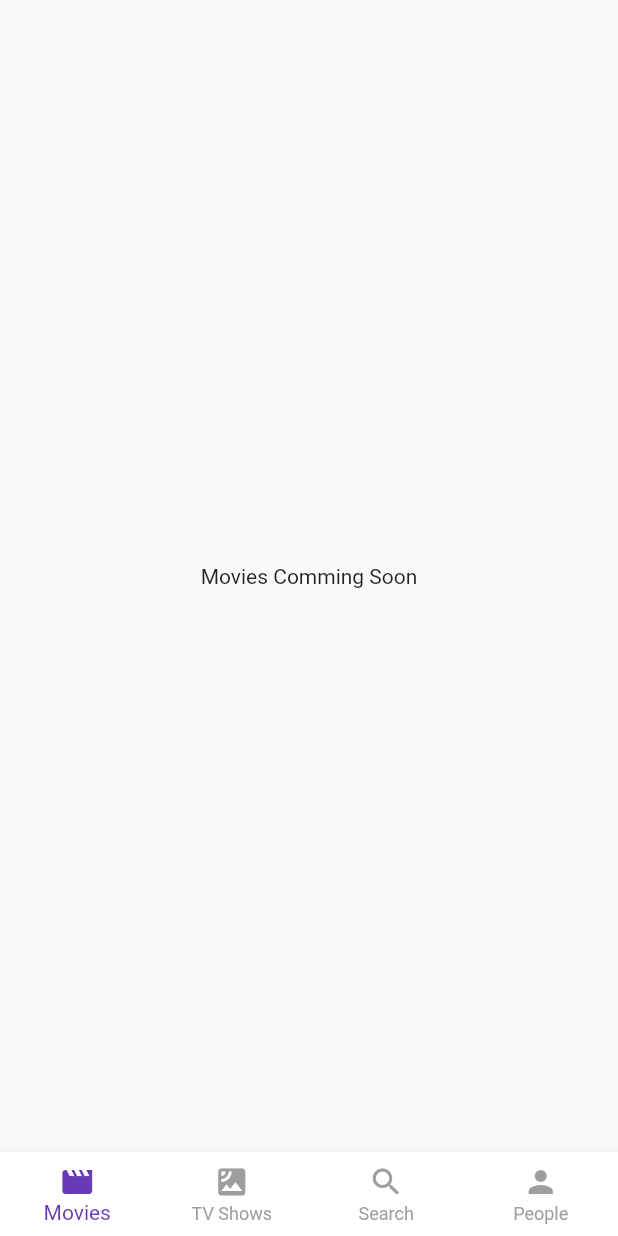
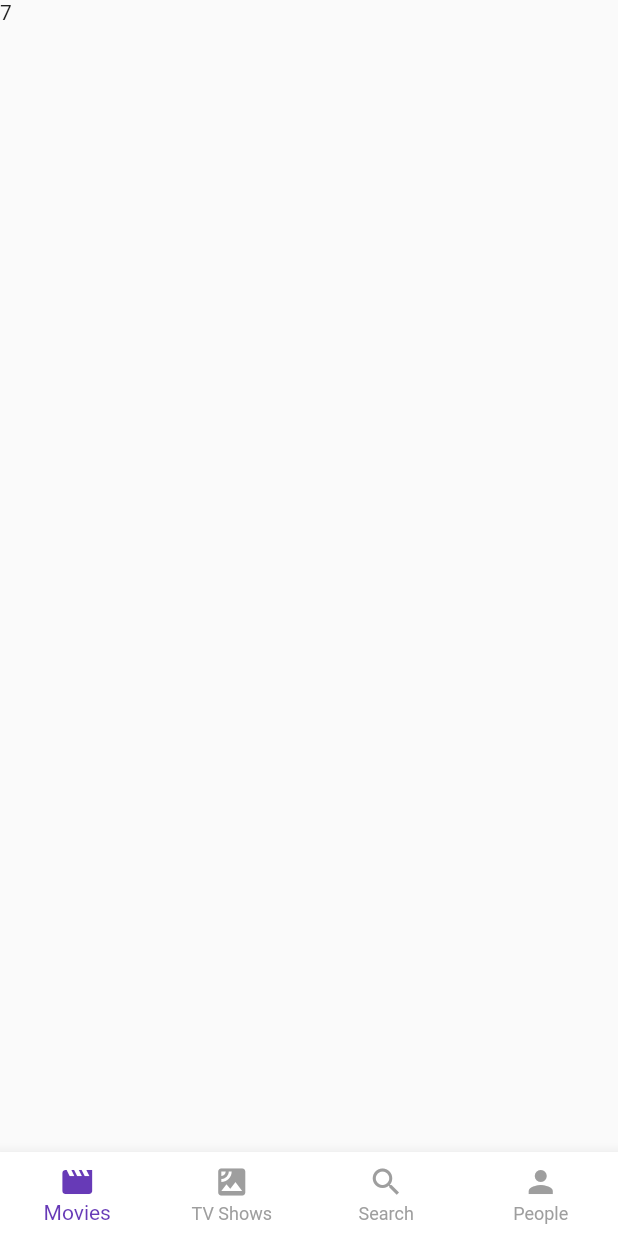
Before and after one commit to coroutineDispatcher/kinoflame, a Flutter app: the screen it shows after launch, on a phone screen of 412 x 824 dp. Run offline on Flutter 3.47's test engine with Material 2 defaults, Android fonts, the phone set to English and light mode, and no system bars; missing offline and left inert: dart:ffi; statements that could not run were skipped.

Commit message:
Started constructing Movies screen

```diff
--- /dev/null
+++ b/lib/base/constants.dart
@@ -0,0 +1,22 @@
+import 'package:moviezz/model/movie.dart';
+import 'package:moviezz/model/now_playing_response.dart';
+
+const ApiBaseUrl = "https://api.themoviedb.org/3";
+const ApiKeyKey = "?api_key=";
+const ApiImageBaseUrl = "https://image.tmdb.org/t/p/w400/";
+const NowPlayingEndpoint = "/movie/now_playing";
+
+// Movie request types
+const MovieRequestTypeNowPlaying = 0;
+
+var moviesInitialData = NowPlayingResponse(
+  results: [
+    Movie(),
+    Movie(),
+    Movie(),
+    Movie(),
+    Movie(),
+    Movie(),
+    Movie()
+  ]
+);
--- a/lib/home/home.dart
+++ b/lib/home/home.dart
@@ -2,14 +2,20 @@ import 'package:flutter/cupertino.dart';
 import 'package:flutter/material.dart';
 import 'package:moviezz/home/navigation_bloc.dart';
 import 'package:moviezz/home/navigation_event.dart';
+import 'package:moviezz/movies/movies.dart';
 
-class Home extends StatelessWidget {
+class Home extends StatefulWidget {
+  @override
+  State<StatefulWidget> createState() {
+    return HomeState();
+  }
+}
+
+class HomeState extends State<Home> {
   final navigationBloc = NavigationBloc();
 
   final List<Widget> _children = [
-    Center(
-      child: Text("Movies Comming Soon"),
-    ),
+    Movies(),
     Center(
       child: Text("Tv shows Comming Soon"),
     ),
@@ -54,4 +60,10 @@ class Home extends StatelessWidget {
       },
     );
   }
+
+  @override
+  void dispose() {
+    navigationBloc.dispose();
+    super.dispose();
+  }
 }
--- /dev/null
+++ b/lib/model/movie.dart
@@ -0,0 +1,46 @@
+import "dart:ffi";
+
+class Movie {
+  bool video;
+  String posterPath;
+  int id;
+  bool adult;
+  String backdropPath;
+  String originalLanguage;
+  String originalTitle;
+  List<int> genreIds;
+  String title;
+  dynamic voteAverage;
+  String overview;
+  String releaseDate;
+
+  Movie(
+      {this.video,
+      this.posterPath,
+      this.id,
+      this.adult,
+      this.backdropPath,
+      this.originalLanguage,
+      this.originalTitle,
+      this.genreIds,
+      this.title,
+      this.voteAverage,
+      this.overview,
+      this.releaseDate});
+
+  factory Movie.fromJson(Map<String, dynamic> json) {
+    return Movie(
+        video: json["video"],
+        posterPath: json["poster_path"],
+        id: json["id"],
+        adult: json["adult"],
+        backdropPath: json["backdrop_path"],
+        originalLanguage: json["original_language"],
+        originalTitle: json["original_title"],
+        genreIds: json['genre_ids'].cast<int>(),
+        title: json["title"],
+        voteAverage: json["vote_average"].toDouble(),
+        overview: json["overview"],
+        releaseDate: json["release_date"]);
+  }
+}
--- /dev/null
+++ b/lib/model/now_playing_response.dart
@@ -0,0 +1,14 @@
+import 'movie.dart';
+
+class NowPlayingResponse {
+  List<Movie> results;
+
+  NowPlayingResponse({this.results});
+
+  factory NowPlayingResponse.fromJson(Map<String, dynamic> json) {
+    return NowPlayingResponse(
+        results: json["results"] != null
+            ? List<Movie>.from(json["results"].map((x) => Movie.fromJson(x)))
+            : List<Movie>());
+  }
+}
--- /dev/null
+++ b/lib/movies/movie_list_row.dart
@@ -0,0 +1,18 @@
+import 'package:flutter/cupertino.dart';
+import 'package:flutter/material.dart';
+import 'package:moviezz/model/movie.dart';
+
+class MovieListRow extends StatelessWidget {
+  final List<Movie> movies;
+
+  MovieListRow(this.movies);
+
+  @override
+  Widget build(BuildContext context) {
+    return Row(
+      children: <Widget>[
+        Text(movies.length.toString())
+      ],
+    );
+  }
+}
--- /dev/null
+++ b/lib/movies/movies.dart
@@ -0,0 +1,49 @@
+import 'package:flutter/cupertino.dart';
+import 'package:flutter/material.dart';
+import 'package:moviezz/base/constants.dart';
+import 'package:moviezz/model/now_playing_response.dart';
+import 'package:moviezz/movies/movie_list_row.dart';
+import 'package:moviezz/movies/movies_bloc.dart';
+import 'package:moviezz/movies/movies_events.dart';
+
+class Movies extends StatefulWidget {
+  @override
+  State<StatefulWidget> createState() {
+    return MoviesState();
+  }
+}
+
+class MoviesState extends State<Movies> {
+  MoviesBloc moviesBloc = MoviesBloc();
+
+  @override
+  void initState() {
+    moviesBloc.currentEvent.add(FetchNowPlayingMoviesEvent());
+    super.initState();
+  }
+
+  @override
+  Widget build(BuildContext context) {
+    return Scaffold(
+      body: Row(
+        children: <Widget>[
+          // now playing movies
+          StreamBuilder(
+            stream: moviesBloc.nowPlayingResponse,
+            initialData: moviesInitialData,
+            builder: (BuildContext buildContext,
+                AsyncSnapshot<NowPlayingResponse> snapshot) {
+              return MovieListRow(snapshot.data.results);
+            },
+          )
+        ],
+      ),
+    );
+  }
+
+  @override
+  void dispose() {
+    moviesBloc.dispose();
+    super.dispose();
+  }
+}
--- /dev/null
+++ b/lib/movies/movies_bloc.dart
@@ -0,0 +1,46 @@
+import 'dart:async';
+import 'dart:convert';
+
+import 'package:http/http.dart';
+import 'package:moviezz/base/constants.dart';
+import 'package:moviezz/base/secret.dart';
+import 'package:moviezz/model/now_playing_response.dart';
+import 'package:moviezz/movies/movies_events.dart';
+
+class MoviesBloc {
+  final _nowPlayingResponseController = StreamController<NowPlayingResponse>();
+  final _moviesEventController = StreamController<MoviesEvent>();
+
+  Stream<NowPlayingResponse> get nowPlayingResponse =>
+      _nowPlayingResponseController.stream;
+
+  StreamSink<MoviesEvent> get currentEvent => _moviesEventController.sink;
+
+  MoviesBloc() {
+    _moviesEventController.stream.listen(_handleIncommingEvents);
+  }
+
+  void _handleIncommingEvents(MoviesEvent moviesEvent) {
+    if (moviesEvent is FetchNowPlayingMoviesEvent) {
+      fetchNowPlayingMovies();
+    }
+  }
+
+  void fetchNowPlayingMovies() async {
+    var result = await get(ApiBaseUrl +
+        NowPlayingEndpoint +
+        ApiKeyKey +
+        ApiKeyValue);
+
+    if (result.statusCode == 200) {
+      NowPlayingResponse response =
+          NowPlayingResponse.fromJson(json.decode(result.body));
+      _nowPlayingResponseController.add(response);
+    }
+  }
+
+  void dispose() {
+    _nowPlayingResponseController.close();
+    _moviesEventController.close();
+  }
+}
--- /dev/null
+++ b/lib/movies/movies_events.dart
@@ -0,0 +1,2 @@
+class MoviesEvent {}
+class FetchNowPlayingMoviesEvent extends MoviesEvent{}
--- a/pubspec.yaml
+++ b/pubspec.yaml
@@ -27,6 +27,7 @@ dependencies:
 dev_dependencies:
   flutter_test:
     sdk: flutter
+  http: ^0.12.0+4
 
 
 # For information on the generic Dart part of this file, see the
```
Also changed, not shown: pubspec.lock, 1 other file.
